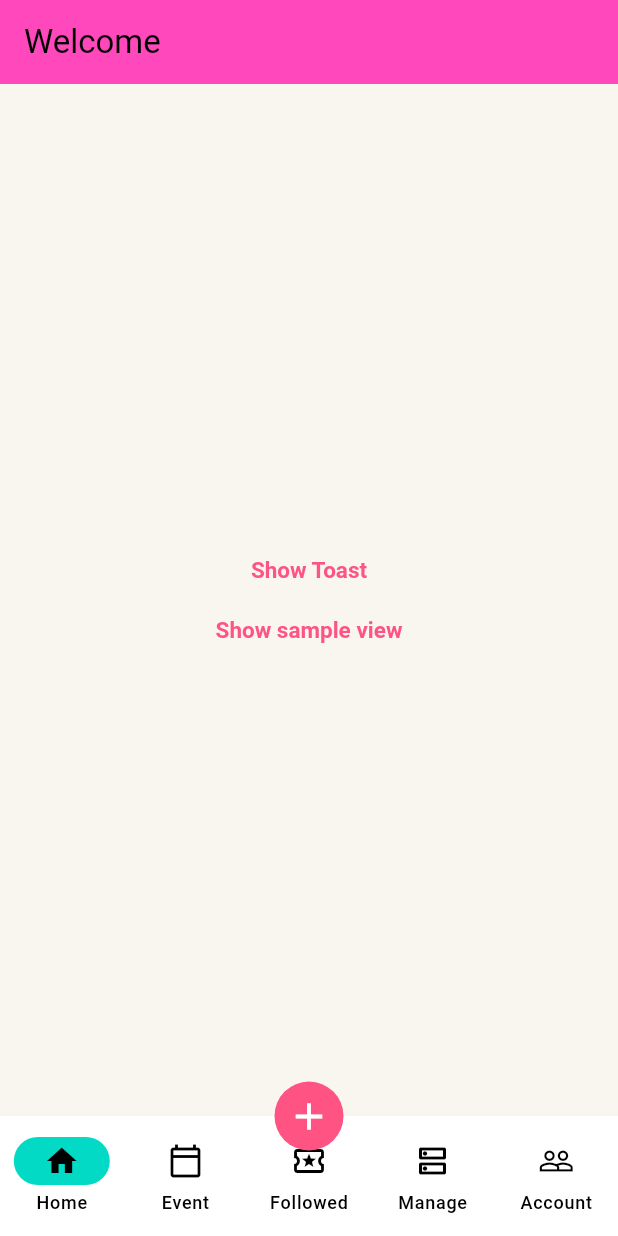
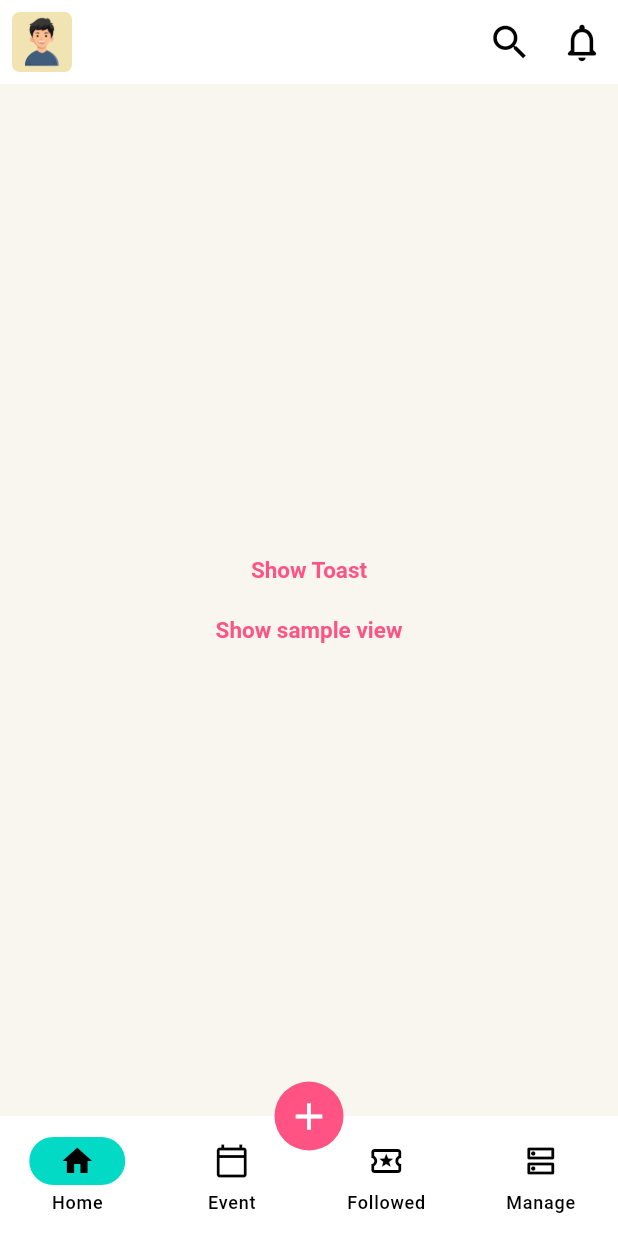
Before and after one commit to luke-nguyen-goldenowl/join_me, a Flutter app: the HomeView screen opened by its route, on a phone screen of 412 x 824 dp. Run offline on Flutter 3.47's test engine with Material 3 defaults, Android fonts, the light colour scheme and no system bars; our stand-ins replace bot_toast, cached_network_image, cloud_firestore, connectivity_plus, device_info_plus, dio and 24 more; missing offline and left inert: flutter_facebook_auth, version; accounts and stored records are empty; generated files the repository leaves out were written again; project files that could hold a hidden picture were left out.

Commit message:
add CustomAppBar  widget

```diff
--- a/lib/src/features/dashboard/logic/navigation_bar_item.dart
+++ b/lib/src/features/dashboard/logic/navigation_bar_item.dart
@@ -26,12 +26,12 @@ enum XNavigationBarItems {
     icon: Icons.dns_outlined,
     selectedIcon: Icons.dns_rounded,
   ),
-  account(
-    label: 'Account',
-    route: AppRouteNames.account,
-    icon: Icons.people_outline,
-    selectedIcon: Icons.people,
-  ),
+  // account(
+  //   label: 'Account',
+  //   route: AppRouteNames.account,
+  //   icon: Icons.people_outline,
+  //   selectedIcon: Icons.people,
+  // ),
   ;
 
   const XNavigationBarItems({
--- a/lib/src/features/home/view/home_view.dart
+++ b/lib/src/features/home/view/home_view.dart
@@ -1,7 +1,8 @@
 import 'package:flutter/material.dart';
-import 'package:myapp/src/_dev/widget/dev_wrap_button.dart';
+// import 'package:myapp/src/_dev/widget/dev_wrap_button.dart';
 import 'package:myapp/src/dialogs/toast_wrapper.dart';
 import 'package:myapp/src/router/coordinator.dart';
+import 'package:myapp/widgets/appbar/app_bar_custom.dart';
 import 'package:myapp/widgets/button/text_button.dart';
 
 class HomeView extends StatelessWidget {
@@ -10,9 +11,41 @@ class HomeView extends StatelessWidget {
   @override
   Widget build(BuildContext context) {
     return Scaffold(
-      appBar: AppBar(
-        title: const DevWrapButton(child: Text('Welcome')),
+      appBar: AppBarCustom(
+        leading: IconButton(
+          onPressed: () {
+            AppCoordinator.showAccountScreen();
+          },
+          icon: ClipRRect(
+            borderRadius: BorderRadius.circular(5.0),
+            child: Image.asset("assets/images/images/avatar.png"),
+          ),
+          iconSize: 50,
+        ),
+        actions: [
+          IconButton(
+            onPressed: () {
+              AppCoordinator.showSearchScreen();
+            },
+            icon: const Icon(
+              Icons.search,
+              size: 30,
+            ),
+          ),
+          IconButton(
+            onPressed: () {
+              AppCoordinator.showNotifyScreen();
+            },
+            icon: const Icon(
+              Icons.notifications_none_rounded,
+              size: 30,
+            ),
+          ),
+        ],
       ),
+      // AppBar(
+      //   title: const DevWrapButton(child: Text('Welcome')),
+      // ),
       body: Center(
         child: Column(
           mainAxisSize: MainAxisSize.min,
--- a/lib/src/router/coordinator.dart
+++ b/lib/src/router/coordinator.dart
@@ -27,7 +27,7 @@ class AppCoordinator {
 
   static void showHomeScreen() => context.goNamed(AppRouteNames.home.name);
   static void showAccountScreen() =>
-      context.goNamed(AppRouteNames.account.name);
+      context.pushNamed(AppRouteNames.account.name);
   static void showEventScreen() => context.goNamed(AppRouteNames.event.name);
   static void showFollowedScreen() =>
       context.goNamed(AppRouteNames.followed.name);
--- a/lib/src/router/router.dart
+++ b/lib/src/router/router.dart
@@ -1,7 +1,7 @@
 import 'package:bot_toast/bot_toast.dart';
 import 'package:flutter/foundation.dart';
 import 'package:go_router/go_router.dart';
-// import 'package:myapp/src/_dev/dev_screen.dart';
+import 'package:myapp/src/_dev/dev_screen.dart';
 import 'package:myapp/src/features/add_event/view/add_event_view.dart';
 import 'package:myapp/src/features/dashboard/logic/navigation_bar_item.dart';
 import 'package:myapp/src/features/account/profile/view/profile_view.dart';
@@ -90,6 +90,7 @@ class AppRouter {
                   )
                 ],
               ),
+
               // _detailEventRoute,
               GoRoute(
                 parentNavigatorKey: AppCoordinator.navigatorKey,
@@ -106,20 +107,6 @@ class AppRouter {
                 path: AppRouteNames.addStory.buildSubPathParam,
                 name: AppRouteNames.addStory.name,
                 builder: (_, __) => const AddStoryView(),
-              )
-            ],
-          ),
-          GoRoute(
-            path: AppRouteNames.account.path,
-            name: AppRouteNames.account.name,
-            pageBuilder: (context, state) => const NoTransitionPage(
-              child: AccountHomeView(),
-            ),
-            routes: <RouteBase>[
-              GoRoute(
-                path: AppRouteNames.profile.subPath,
-                name: AppRouteNames.profile.name,
-                builder: (_, __) => const ProfileView(),
               )
             ],
           ),
@@ -180,13 +167,28 @@ class AppRouter {
               ),
             ],
           ),
-          // GoRoute(
-          //   path: AppRouteNames.dev.path,
-          //   name: AppRouteNames.dev.name,
-          //   builder: (_, __) => const DevScreen(),
-          // ),
+          GoRoute(
+            path: AppRouteNames.dev.path,
+            name: AppRouteNames.dev.name,
+            builder: (_, __) => const DevScreen(),
+          ),
         ],
       ),
+
+      GoRoute(
+        parentNavigatorKey: AppCoordinator.navigatorKey,
+        path: AppRouteNames.account.path,
+        name: AppRouteNames.account.name,
+        builder: (_, __) => const AccountHomeView(),
+        routes: <RouteBase>[
+          GoRoute(
+            path: AppRouteNames.profile.subPath,
+            name: AppRouteNames.profile.name,
+            builder: (_, __) => const ProfileView(),
+          )
+        ],
+      ),
+
       GoRoute(
         parentNavigatorKey: AppCoordinator.navigatorKey,
         path: AppRouteNames.addEvent.path,
--- /dev/null
+++ b/lib/widgets/appbar/app_bar_custom.dart
@@ -0,0 +1,25 @@
+import 'package:flutter/material.dart';
+import 'package:myapp/src/theme/colors.dart';
+
+class AppBarCustom extends StatelessWidget implements PreferredSizeWidget {
+  const AppBarCustom({super.key, this.actions, this.leading, this.title});
+
+  final Widget? leading;
+  final List<Widget>? actions;
+  final String? title;
+
+  @override
+  Widget build(BuildContext context) {
+    return AppBar(
+      backgroundColor: AppColors.white,
+      title: Text(
+        title ?? "",
+      ),
+      leading: leading,
+      actions: actions,
+    );
+  }
+
+  @override
+  Size get preferredSize => const Size.fromHeight(kToolbarHeight);
+}
```
Also changed, not shown: assets/images/images/avatar.png (added).
